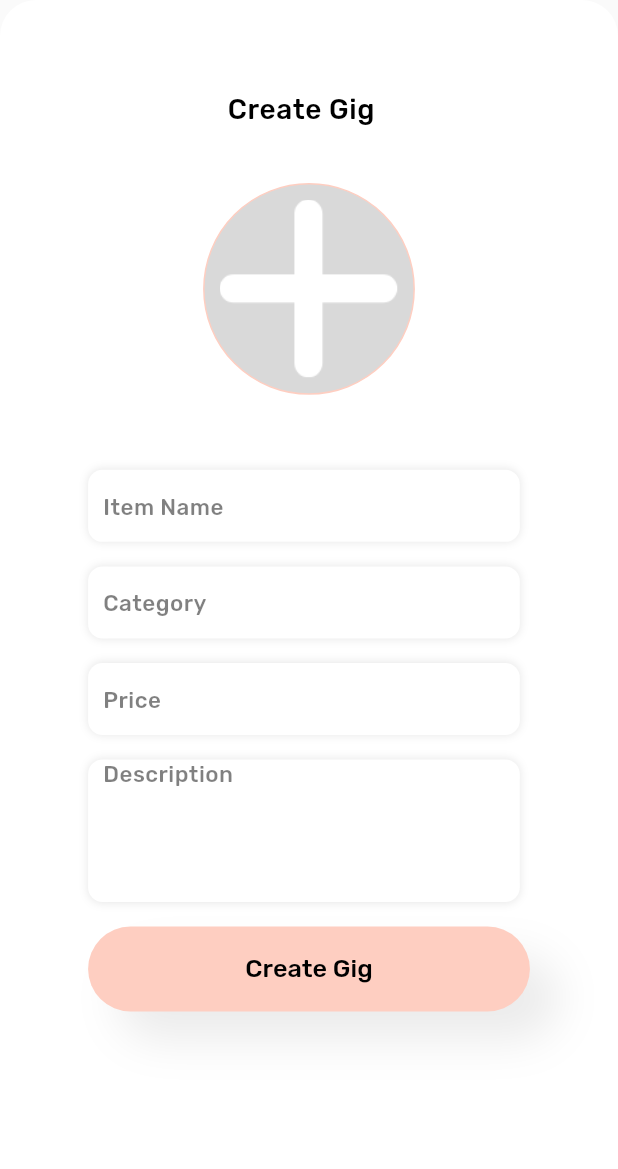
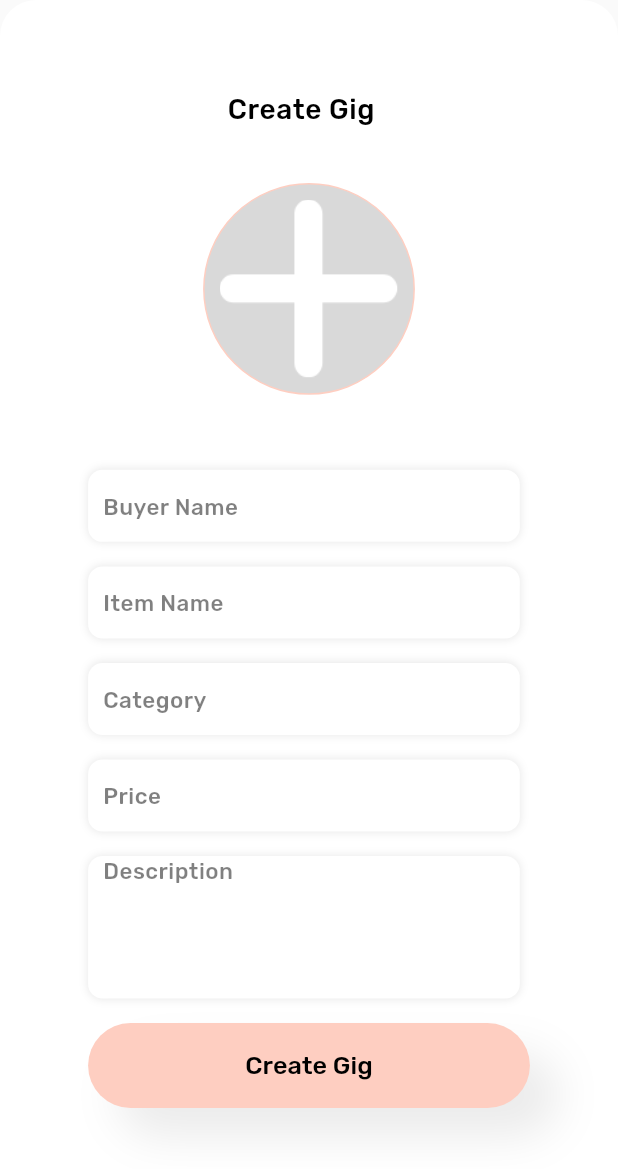
Before and after one commit to fwdAndroid/mylittlebakery, a Flutter app: the SellerGigs screen opened directly, on a phone screen of 412 x 824 dp. Shown: the top 1169 px of the screen. Run offline on Flutter 3.47's test engine with Material 2 defaults, Android fonts, the phone set to English and light mode, and no system bars; our stand-ins replace cloud_firestore, firebase_auth, firebase_core, firebase_storage, flutter_rating_bar, google_fonts and 1 more; accounts and stored records are empty; network calls fail.

Commit message:
Some Problem Solved

```diff
--- /dev/null
+++ b/lib/models/chat_model.dart
@@ -0,0 +1,41 @@
+import 'dart:io';
+
+import 'package:cloud_firestore/cloud_firestore.dart';
+
+class Chat_Model {
+  String uid;
+  String name;
+  String buyerName;
+  String buyerid;
+  String uuid;
+
+  Chat_Model({
+    required this.uid,
+    required this.buyerName,
+    required this.name,
+    required this.buyerid,
+    required this.uuid,
+  });
+
+  ///Converting OBject into Json Object
+  Map<String, dynamic> toJson() => {
+        'buyerName': buyerName,
+        'uid': uid,
+        'name': name,
+        'buyerid': buyerid,
+        'uuid': uuid,
+      };
+
+  ///
+  static Chat_Model fromSnap(DocumentSnapshot snaps) {
+    var snapshot = snaps.data() as Map<String, dynamic>;
+
+    return Chat_Model(
+      name: snapshot['name'],
+      uid: snapshot['uid'],
+      buyerid: snapshot['buyerid'],
+      buyerName: snapshot['buyerName'],
+      uuid: snapshot['uuid'],
+    );
+  }
+}
--- a/lib/models/gigs_models.dart
+++ b/lib/models/gigs_models.dart
@@ -12,9 +12,11 @@ class Gig_Model {
   String photoURL;
   bool likes;
   String uuid;
-
+  String name;
   Gig_Model(
-      {required this.uid,
+      {
+        required this.name,
+        required this.uid,
       required this.itemName,
       required this.categoryName,
       required this.price,
@@ -33,8 +35,9 @@ class Gig_Model {
         'description': description,
         'multiImages': multiImages,
         'photoURL': photoURL,
-        'uuid':uuid,
-        'likes':likes
+        'uuid': uuid,
+        'likes': likes,
+        'name':name
       };
 
   ///
@@ -42,6 +45,7 @@ class Gig_Model {
     var snapshot = snaps.data() as Map<String, dynamic>;
 
     return Gig_Model(
+      name: snapshot['name'],
       itemName: snapshot['itemName'],
       uid: snapshot['uid'],
       categoryName: snapshot['categoryName'],
--- a/lib/seller/gigs/edit_gigs.dart
+++ b/lib/seller/gigs/edit_gigs.dart
@@ -11,6 +11,7 @@ import 'package:mylittlebakery/seller/main_section/mainscreen.dart';
 import 'package:mylittlebakery/widgets/snak.dart';
 import 'package:mylittlebakery/widgets/utils.dart';
 import 'package:firebase_storage/firebase_storage.dart' as firebase_storage;
+import 'package:uuid/uuid.dart';
 
 class EditGig extends StatefulWidget {
   @override
@@ -354,12 +355,13 @@ class _EditGigState extends State<EditGig> {
     });
   }
 
-  var id;
+  var id = Uuid().v1();
   gig() async {
     setState(() {
       _isLoading = true;
     });
     String rse = await FirebaseMethods().gigPost(
+        name: "",
         itemName: itemController.text,
         price: priceController.text,
         categoryName: categoryController.text,
--- a/lib/seller/gigs/gig_images.dart
+++ b/lib/seller/gigs/gig_images.dart
@@ -266,8 +266,9 @@ class _GigImagesState extends State<GigImages> {
     }
   }
 
+  var as = Uuid().v1();
+
   Future uploadFile() async {
-    var as = Uuid().v1();
     int i = 1;
 
     for (var img in _image) {
--- a/lib/seller/gigs/sellergigs.dart
+++ b/lib/seller/gigs/sellergigs.dart
@@ -9,6 +9,7 @@ import 'package:mylittlebakery/seller/gigs/gig_images.dart';
 import 'package:mylittlebakery/widgets/snak.dart';
 import 'package:mylittlebakery/widgets/utils.dart';
 import 'package:firebase_storage/firebase_storage.dart' as firebase_storage;
+import 'package:uuid/uuid.dart';
 
 class SellerGigs extends StatefulWidget {
   @override
@@ -21,6 +22,7 @@ class _SellerGigsState extends State<SellerGigs> {
   TextEditingController categoryController = TextEditingController();
   TextEditingController priceController = TextEditingController();
   TextEditingController descriptionController = TextEditingController();
+  TextEditingController nameController = TextEditingController();
 
   Uint8List? _image;
   Uint8List? _multiImages;
@@ -35,6 +37,7 @@ class _SellerGigsState extends State<SellerGigs> {
     categoryController.clear();
     priceController.clear();
     descriptionController.clear();
+    nameController.clear();
   }
 
   Widget build(BuildContext context) {
@@ -118,6 +121,41 @@ class _SellerGigsState extends State<SellerGigs> {
                       ),
                       SizedBox(
                         height: 50,
+                      ),
+                      Container(
+                        // autogroupwmgqS8L (55KsCsm8J9YQmahsyJWmGQ)
+                        margin: EdgeInsets.fromLTRB(
+                            0 * fem, 0 * fem, 7 * fem, 17 * fem),
+
+                        width: 303 * fem,
+                        decoration: BoxDecoration(
+                          color: Color(0xffffffff),
+                          borderRadius: BorderRadius.circular(10 * fem),
+                          boxShadow: [
+                            BoxShadow(
+                              color: Color(0x19000000),
+                              offset: Offset(0 * fem, 0 * fem),
+                              blurRadius: 5 * fem,
+                            ),
+                          ],
+                        ),
+                        child: TextField(
+                          controller: nameController,
+                          textAlign: TextAlign.start,
+                          decoration: InputDecoration(
+                            contentPadding: EdgeInsets.only(left: 10),
+                            border: InputBorder.none,
+                            hintText: 'Buyer Name',
+                            hintStyle: SafeGoogleFont(
+                              'Rubik',
+                              fontSize: 16 * ffem,
+                              fontWeight: FontWeight.w500,
+                              height: 1.185 * ffem / fem,
+                              letterSpacing: 0.32 * fem,
+                              color: Color(0x7f000000),
+                            ),
+                          ),
+                        ),
                       ),
                       Container(
                         // autogroupwmgqS8L (55KsCsm8J9YQmahsyJWmGQ)
@@ -335,13 +373,14 @@ class _SellerGigsState extends State<SellerGigs> {
     });
   }
 
-  var id;
+  var id = Uuid().v1();
 
   gig() async {
     setState(() {
       _isLoading = true;
     });
     String rse = await FirebaseMethods().gigPost(
+        name: nameController.text,
         itemName: itemController.text,
         price: priceController.text,
         categoryName: categoryController.text,
--- a/lib/users/main/pages/user_home_screens.dart
+++ b/lib/users/main/pages/user_home_screens.dart
@@ -199,6 +199,7 @@ class _UserHomeScreenState extends State<UserHomeScreen> {
                                           description: snap['description'],
                                           photoURL: snap['photoURL'],
                                           price: snap['price'],
+
                                         )));
                           },
                           child: Container(
--- a/lib/users/main/user_main_screen.dart
+++ b/lib/users/main/user_main_screen.dart
@@ -85,7 +85,10 @@ class _UserMainScreenState extends State<UserMainScreen> {
                 onPressed: () {
                   setState(() {
                     currentScreen =
-                        const UserChatPage(); // if user taps on this dashboard tab will be active
+                         UserChatPage(
+                          username: "",
+                          buyername: "",
+                         ); // if user taps on this dashboard tab will be active
 
                     currentTab = 2;
                   });
```
Also changed, not shown: lib/database/Firebase_database.dart (+37 -0 lines), lib/users/main/pages/user_chat_page.dart (+15 -2 lines), lib/users/pages/details.dart (+23 -1 lines).
